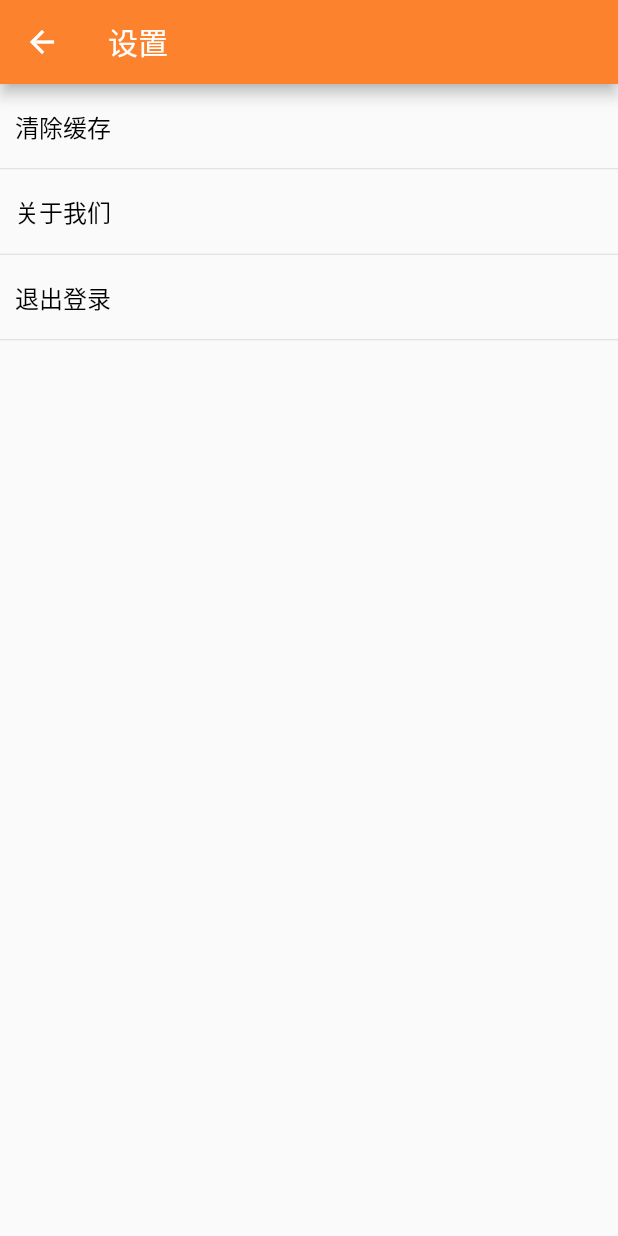
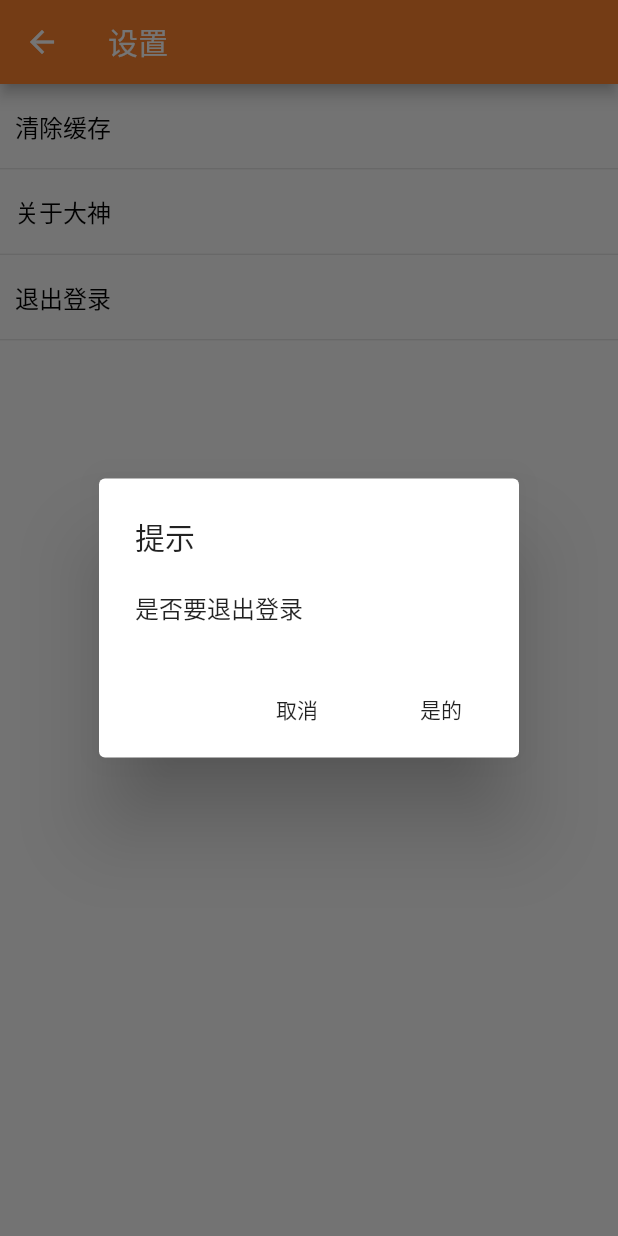
Before and after one commit to cys138138/yx, a Flutter app: the SetPage screen opened directly, after a tap on "清除缓存", on a phone screen of 412 x 824 dp. Run offline on Flutter 3.47's test engine with Material 2 defaults, Android fonts, the phone set to English and light mode, and no system bars; our stand-ins replace event_bus, flutter_html, flutter_swiper, fluttertoast, image_picker, shared_preferences; missing offline and left inert: banner_view, flutter_refresh, flutter_webview_plugin; accounts and stored records are empty; network calls fail.

Commit message:
设置更新

```diff
--- a/lib/pages/MyInfoPage.dart
+++ b/lib/pages/MyInfoPage.dart
@@ -5,6 +5,7 @@ import 'package:yx/app/OsApplication.dart';
 import 'package:yx/domain/event/LoginEvent.dart';
 import 'package:yx/pages/info/UserInfoPage.dart';
 import 'package:yx/pages/login/LoginPage.dart';
+import 'package:yx/pages/menu/SetPage.dart';
 import 'package:yx/utils/cache/SpUtils.dart';
 import 'package:event_bus/event_bus.dart';
 import 'package:yx/utils/net/YxApi.dart';
@@ -21,7 +22,7 @@ class _MyInfoPageState extends State<MyInfoPage> {
 
   var userAvatar;
   var userName;
-  var titles = ["我的消费记录", "推广列表", "流水明细", "绑定银行卡", "个人信息", "我的团队", "邀请好友"];
+  var titles = ["我的消费记录", "推广列表", "流水明细", "绑定银行卡", "个人信息", "我的团队", "邀请好友","设置"];
   var imagePaths = [
     "images/ic_my_message.png",
     "images/ic_my_blog.png",
@@ -29,6 +30,7 @@ class _MyInfoPageState extends State<MyInfoPage> {
     "images/ic_my_question.png",
     "images/ic_discover_pos.png",
     "images/ic_my_team.png",
+    "images/ic_my_recommend.png"
     "images/ic_my_recommend.png"
   ];
 
@@ -118,6 +120,9 @@ class _MyInfoPageState extends State<MyInfoPage> {
                 alignment: Alignment.centerLeft,
                 child: new InkWell(
                   onTap: () {
+                    if(title == '设置'){
+                      return _jump(new SetPage());
+                    }
                     print("the is the item of $title");
                   },
                   child:
@@ -204,6 +209,11 @@ class _MyInfoPageState extends State<MyInfoPage> {
     });
 
   }
+  void _jump(Widget pages) {
+    Navigator.of(context).push(new MaterialPageRoute(builder: (context) {
+      return pages;
+    }));
+  }
 }
 
 class BottomClipper extends CustomClipper<Path> {
--- a/lib/pages/menu/SetPage.dart
+++ b/lib/pages/menu/SetPage.dart
@@ -19,7 +19,7 @@ class _SetPageState extends State<SetPage> {
   void initState() {
     super.initState();
     _menuList.add('清除缓存');
-    _menuList.add('关于我们');
+    _menuList.add('关于大神');
     _menuList.add('退出登录');
   }
 
@@ -43,10 +43,11 @@ class _SetPageState extends State<SetPage> {
       onTap: () {
         switch (index) {
           case 0:
+            _showDialog();
             break;
           case 1:
             Navigator.push(context, new MaterialPageRoute(builder: (context){
-              return NewsDetailPage('https://github.com/LinHuanTanLy','凌宇Ly');
+              return NewsDetailPage('https://github.com/Johvenly/','Johwen');
             }));
             break;
           case 2:
--- a/lib/utils/net/YxApi.dart
+++ b/lib/utils/net/YxApi.dart
@@ -38,7 +38,8 @@ class YxApi {
   static final String GET_PRODUCT_LIST = 'api/product/productlist/';
 
   //购买套餐
-  static final String BUY_PRODUCT = '/api/user/85/product/';
+  // /api/user/85/product/1/purchase/
+  static final String BUY_PRODUCT = '/api/user/';
 
 
 //  banner接口
@@ -56,6 +57,11 @@ class YxApi {
 
   static final String STAR_DETAIL = 'api/star/detail/';
 
+  ///api/star/20/purchase/
+  static final String BUY_STAR_TIME = '/api/star/';
+
+
+
 //  体系
   static final String HOME_SYSTEM = 'tree/json';
 
```
